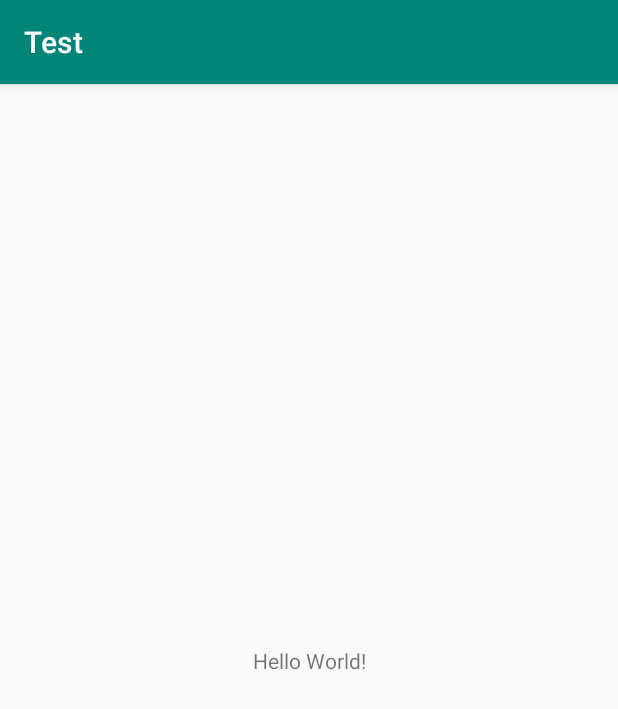
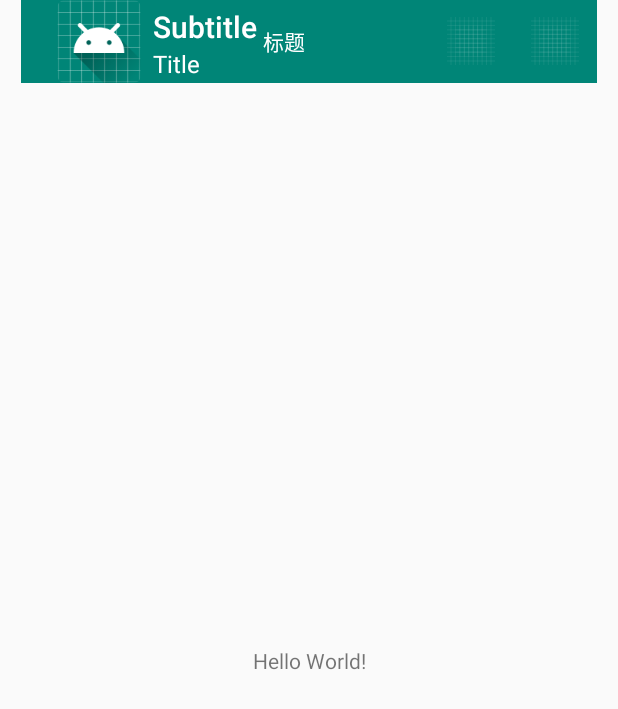
Before and after one commit to LoomisKoo/Test, an Android app: the screen it shows after launch (MainActivity), on a phone screen of 412 x 824 dp. Shown: the top 709 px of the screen. Run offline under Robolectric (Android 15) with nearby library versions, the phone set to English and light mode, and no system bars.

Commit message:
封装baseActivity

```diff
--- a/app/build.gradle
+++ b/app/build.gradle
@@ -16,6 +16,10 @@ android {
             proguardFiles getDefaultProguardFile('proguard-android.txt'), 'proguard-rules.pro'
         }
     }
+    compileOptions {
+        sourceCompatibility = '1.8'
+        targetCompatibility = '1.8'
+    }
 }
 
 dependencies {
--- a/app/src/main/AndroidManifest.xml
+++ b/app/src/main/AndroidManifest.xml
@@ -16,6 +16,7 @@
                 <category android:name="android.intent.category.LAUNCHER" />
             </intent-filter>
         </activity>
+        <activity android:name=".base.BaseActivity"></activity>
     </application>
 
 </manifest>
--- a/app/src/main/java/com/example/administrator/test/activity/MainActivity.java
+++ b/app/src/main/java/com/example/administrator/test/activity/MainActivity.java
@@ -1,15 +1,73 @@
 package com.example.administrator.test.activity;
 
+import android.content.Context;
 import android.support.v7.app.AppCompatActivity;
 import android.os.Bundle;
+import android.view.View;
 
 import com.example.administrator.test.R;
+import com.example.administrator.test.base.BaseActivity;
 
-public class MainActivity extends AppCompatActivity {
+public class MainActivity extends BaseActivity {
+
+    @Override
+    public void widgetClick(View v) {
+
+    }
 
     @Override
     protected void onCreate(Bundle savedInstanceState) {
         super.onCreate(savedInstanceState);
-        setContentView(R.layout.activity_main);
+    }
+
+    @Override
+    public void initParms(Bundle parms) {
+
+    }
+
+    @Override
+    public View bindView() {
+        return null;
+    }
+
+    @Override
+    public int bindLayout() {
+        return R.layout.activity_main;
+    }
+
+    @Override
+    public int bindMenu() {
+        return R.menu.base_toolbar_menu;
+    }
+
+    @Override
+    public void initView(Bundle savedInstanceState) {
+
+    }
+
+
+    @Override
+    public void setListener() {
+
+    }
+
+    @Override
+    public void onMenuClickListener(int menuId) {
+        switch (menuId) {
+            case R.id.action_search:
+                showToast("search");
+                break;
+            case R.id.action_notification:
+                showToast("Notification");
+                break;
+
+            default:
+                break;
+        }
+    }
+
+    @Override
+    public void doBusiness(Context mContext) {
+
     }
 }
--- /dev/null
+++ b/app/src/main/java/com/example/administrator/test/base/BaseActivity.java
@@ -0,0 +1,286 @@
+package com.example.administrator.test.base;
+
+import android.content.Context;
+import android.content.Intent;
+import android.content.pm.ActivityInfo;
+import android.os.Build;
+import android.os.Bundle;
+import android.support.v7.app.AppCompatActivity;
+import android.support.v7.widget.Toolbar;
+import android.util.Log;
+import android.view.Menu;
+import android.view.MenuItem;
+import android.view.View;
+import android.view.Window;
+import android.view.WindowManager;
+import android.widget.Toast;
+
+import com.example.administrator.test.R;
+
+public abstract class BaseActivity extends AppCompatActivity implements View.OnClickListener {
+    Toolbar mToolbar;
+    /**
+     * 是否沉浸状态栏
+     **/
+    private boolean isSetStatusBar = false;
+    /**
+     * 是否允许全屏
+     **/
+    private boolean mAllowFullScreen = true;
+    /**
+     * 是否禁止旋转屏幕
+     **/
+    private boolean isAllowScreenRoate = false;
+    /**
+     * 当前Activity渲染的视图View
+     **/
+    private View mContextView = null;
+    /**
+     * 日志输出标志
+     **/
+    protected final String TAG = this.getClass().getSimpleName();
+
+    /**
+     * View点击
+     **/
+    public abstract void widgetClick(View v);
+
+    @Override
+    protected void onCreate(Bundle savedInstanceState) {
+        super.onCreate(savedInstanceState);
+
+        Log.d(TAG, "BaseActivity-->onCreate()");
+        Bundle bundle = getIntent().getExtras();
+        initParms(bundle);
+
+        if (mAllowFullScreen) {
+            requestWindowFeature(Window.FEATURE_NO_TITLE);
+        }
+        if (isSetStatusBar) {
+            steepStatusBar();
+        }
+
+        setContentView(R.layout.layout_base);
+        mToolbar = findViewById(R.id.toolbar);
+        setSupportActionBar(mToolbar);
+        mToolbar.setOnMenuItemClickListener(menuItem -> {
+            onMenuClickListener(menuItem.getItemId());
+            return true;
+        });
+        mContextView = getLayoutInflater().inflate(bindLayout(), findViewById(R.id.root_layout_ll));
+//        //触摸关闭键盘
+//        mContextView.setOnTouchListener((view, motionEvent) -> {
+////            KeyBoardUtil.hideSoftKeyboard(NavigationActivity.this);
+//            return false;
+//        });
+        if (!isAllowScreenRoate) {
+            setRequestedOrientation(ActivityInfo.SCREEN_ORIENTATION_PORTRAIT);
+        }
+        initView(savedInstanceState);
+        setListener();
+        doBusiness(this);
+    }
+
+    /**
+     * [沉浸状态栏]
+     */
+    private void steepStatusBar() {
+        if (Build.VERSION.SDK_INT >= Build.VERSION_CODES.KITKAT) {
+            // 透明状态栏
+            getWindow().addFlags(
+                    WindowManager.LayoutParams.FLAG_TRANSLUCENT_STATUS);
+            // 透明导航栏
+            getWindow().addFlags(
+                    WindowManager.LayoutParams.FLAG_TRANSLUCENT_NAVIGATION);
+        }
+    }
+
+    /**
+     * [初始化参数]
+     *
+     * @param parms
+     */
+    public abstract void initParms(Bundle parms);
+
+    /**
+     * [绑定视图]
+     *
+     * @return
+     */
+    public abstract View bindView();
+
+    /**
+     * [绑定布局]
+     *
+     * @return
+     */
+    public abstract int bindLayout();
+    /**
+     * [绑定菜单]
+     *
+     * @return
+     */
+    public abstract int bindMenu();
+
+    /**
+     * [初始化控件]
+     *
+     * @param savedInstanceState
+     */
+    public abstract void initView(Bundle savedInstanceState);
+
+    /**
+     * [绑定控件]
+     *
+     * @param resId
+     * @return
+     */
+    protected <T extends View> T $(int resId) {
+        return (T) super.findViewById(resId);
+    }
+
+    /**
+     * [设置监听]
+     */
+    public abstract void setListener();
+
+    /**
+     * [按钮监听回调]
+     */
+    public abstract void onMenuClickListener(int menuId);
+
+    @Override
+    public void onClick(View v) {
+        widgetClick(v);
+    }
+
+    /**
+     * [业务操作]
+     *
+     * @param mContext
+     */
+    public abstract void doBusiness(Context mContext);
+
+
+    /**
+     * [页面跳转]
+     *
+     * @param clz
+     */
+    public void startActivity(Class<?> clz) {
+        startActivity(new Intent(BaseActivity.this, clz));
+    }
+
+    /**
+     * [携带数据的页面跳转]
+     *
+     * @param clz
+     * @param bundle
+     */
+    public void startActivity(Class<?> clz, Bundle bundle) {
+        Intent intent = new Intent();
+        intent.setClass(this, clz);
+        if (bundle != null) {
+            intent.putExtras(bundle);
+        }
+        startActivity(intent);
+    }
+
+    @Override
+    public boolean onCreatePanelMenu(int featureId, Menu menu) {
+        getMenuInflater().inflate(bindMenu(), menu);
+        return true;
+    }
+
+    /**
+     * [含有Bundle通过Class打开编辑界面]
+     *
+     * @param cls
+     * @param bundle
+     * @param requestCode
+     */
+    public void startActivityForResult(Class<?> cls, Bundle bundle,
+                                       int requestCode) {
+        Intent intent = new Intent();
+        intent.setClass(this, cls);
+        if (bundle != null) {
+            intent.putExtras(bundle);
+        }
+        startActivityForResult(intent, requestCode);
+    }
+
+    @Override
+    protected void onRestart() {
+        super.onRestart();
+        Log.d(TAG, "onRestart()");
+    }
+
+    @Override
+    protected void onStart() {
+        super.onStart();
+        Log.d(TAG, "onStart()");
+    }
+
+    @Override
+    protected void onResume() {
+        super.onResume();
+        Log.d(TAG, "onResume()");
+    }
+
+    @Override
+    protected void onPause() {
+        super.onPause();
+        Log.d(TAG, "onPause()");
+    }
+
+    @Override
+    protected void onStop() {
+        super.onStop();
+        Log.d(TAG, "onStop()");
+    }
+
+    @Override
+    protected void onDestroy() {
+        super.onDestroy();
+        Log.d(TAG, "onDestroy()");
+    }
+
+    /**
+     * [简化Toast]
+     *
+     * @param msg
+     */
+    protected void showToast(String msg) {
+        Toast.makeText(this, msg, Toast.LENGTH_SHORT).show();
+    }
+
+
+    /**
+     * [是否允许屏幕旋转]
+     *
+     * @param isAllowScreenRoate
+     */
+    public void setScreenRoate(boolean isAllowScreenRoate) {
+        this.isAllowScreenRoate = isAllowScreenRoate;
+    }
+
+    /**
+     * [是否允许全屏]
+     *
+     * @param allowFullScreen
+     */
+    public void setAllowFullScreen(boolean allowFullScreen) {
+        this.mAllowFullScreen = allowFullScreen;
+    }
+
+    /**
+     * [是否设置沉浸状态栏]
+     *
+     * @param isSetStatusBar
+     */
+    public void setSteepStatusBar(boolean isSetStatusBar) {
+        this.isSetStatusBar = isSetStatusBar;
+    }
+
+
+}
--- /dev/null
+++ b/app/src/main/res/layout/layout_base.xml
@@ -0,0 +1,45 @@
+<?xml version="1.0" encoding="utf-8"?>
+<android.support.constraint.ConstraintLayout xmlns:android="http://schemas.android.com/apk/res/android"
+    xmlns:app="http://schemas.android.com/apk/res-auto"
+    xmlns:tools="http://schemas.android.com/tools"
+    android:layout_width="match_parent"
+    android:layout_height="match_parent">
+
+    <android.support.v7.widget.Toolbar xmlns:android="http://schemas.android.com/apk/res/android"
+        xmlns:app="http://schemas.android.com/apk/res-auto"
+        android:id="@+id/toolbar"
+        app:popupTheme="@style/ToolbarPopupTheme"
+        android:layout_width="384dp"
+        android:layout_height="55dp"
+        android:background="@color/colorPrimary"
+        app:layout_constraintEnd_toEndOf="parent"
+        app:layout_constraintHorizontal_bias="0.5"
+        app:layout_constraintStart_toStartOf="parent"
+        app:layout_constraintTop_toTopOf="parent"
+        app:logo="@mipmap/ic_launcher"
+        app:subtitle="Title"
+        app:title="Subtitle"
+        app:titleTextColor="@color/white">
+
+        <TextView
+            android:id="@+id/tv_title"
+            android:layout_width="wrap_content"
+            android:layout_height="wrap_content"
+            android:text="标题"
+            android:textColor="@color/white"
+            android:textSize="14sp" />
+    </android.support.v7.widget.Toolbar>
+
+    <LinearLayout
+        android:id="@+id/root_layout_ll"
+        android:layout_width="match_parent"
+        android:layout_height="512dp"
+        android:orientation="vertical"
+        app:layout_constraintBottom_toBottomOf="parent"
+        app:layout_constraintEnd_toEndOf="parent"
+        app:layout_constraintHorizontal_bias="0.5"
+        app:layout_constraintStart_toStartOf="parent"
+        app:layout_constraintTop_toBottomOf="@+id/toolbar">
+
+    </LinearLayout>
+</android.support.constraint.ConstraintLayout>
--- /dev/null
+++ b/app/src/main/res/menu/base_toolbar_menu.xml
@@ -0,0 +1,14 @@
+<menu xmlns:android="http://schemas.android.com/apk/res/android"
+    xmlns:app="http://schemas.android.com/apk/res-auto">
+    <item
+        android:id="@+id/action_search"
+        android:icon="@drawable/ic_launcher_background"
+        android:title="title0"
+        app:showAsAction="ifRoom" />
+    <item
+        android:id="@+id/action_notification"
+        android:icon="@drawable/ic_launcher_background"
+        android:title="title1"
+        app:showAsAction="ifRoom" />
+
+</menu>
--- a/app/src/main/res/values/colors.xml
+++ b/app/src/main/res/values/colors.xml
@@ -3,4 +3,6 @@
     <color name="colorPrimary">#008577</color>
     <color name="colorPrimaryDark">#00574B</color>
     <color name="colorAccent">#D81B60</color>
+    <color name="white">#FFFFFF</color>
+    <color name="black">#000000</color>
 </resources>
--- a/app/src/main/res/values/styles.xml
+++ b/app/src/main/res/values/styles.xml
@@ -1,11 +1,24 @@
 <resources>
 
     <!-- Base application theme. -->
-    <style name="AppTheme" parent="Theme.AppCompat.Light.DarkActionBar">
-        <!-- Customize your theme here. -->
+    <style name="AppTheme" parent="Theme.AppCompat.Light.NoActionBar">
         <item name="colorPrimary">@color/colorPrimary</item>
         <item name="colorPrimaryDark">@color/colorPrimaryDark</item>
         <item name="colorAccent">@color/colorAccent</item>
+        // 改变右上角三个圆点的颜色
+        <item name="android:textColorSecondary">@color/white</item>
     </style>
 
+    <style name="ToolbarPopupTheme" parent="@style/ThemeOverlay.AppCompat.Dark">
+        <!--设置menu的背景颜色-->
+        <item name="android:colorBackground">@color/white</item>
+        <!--设置文本颜色-->
+        <item name="android:textColor">@color/black</item>
+        <!--设置menu弹出样式-->
+        <item name="actionOverflowMenuStyle">@style/OverflowMenuStyle</item>
+    </style>
+    <style name="OverflowMenuStyle" parent="Widget.AppCompat.Light.PopupMenu.Overflow">
+        <!--把该属性改为false即可使menu位置位于toolbar之下-->
+        <item name="overlapAnchor">false</item>
+    </style>
 </resources>
```
